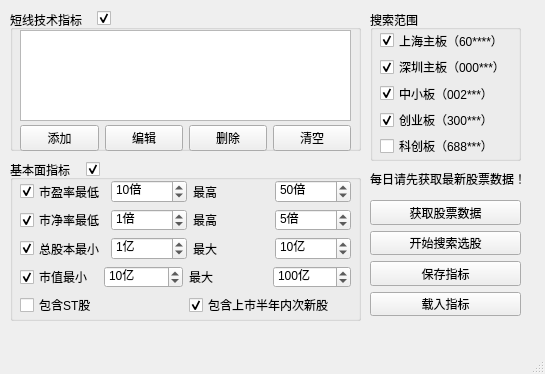
Old version of the form QtDesign/StockFinder.ui in the repository victor647/QuantumStockTrade.
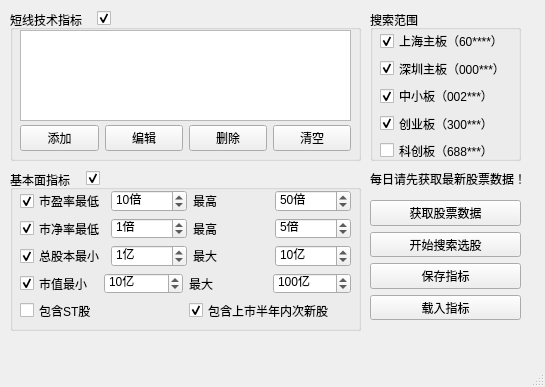
New version of the form.

Patch:
```diff
--- a/QtDesign/StockFinder.ui
+++ b/QtDesign/StockFinder.ui
@@ -7,7 +7,7 @@
     <x>0</x>
     <y>0</y>
     <width>545</width>
-    <height>374</height>
+    <height>387</height>
    </rect>
   </property>
   <property name="windowTitle">
@@ -38,7 +38,7 @@
        <x>10</x>
        <y>20</y>
        <width>135</width>
-       <height>126</height>
+       <height>131</height>
       </rect>
      </property>
      <property name="font">
@@ -140,7 +140,7 @@
       <x>10</x>
       <y>10</y>
       <width>351</width>
-      <height>141</height>
+      <height>151</height>
      </rect>
     </property>
     <property name="font">
@@ -168,7 +168,7 @@
        <x>10</x>
        <y>115</y>
        <width>331</width>
-       <height>26</height>
+       <height>27</height>
       </rect>
      </property>
      <layout class="QHBoxLayout" name="horizontalLayout">
@@ -207,7 +207,7 @@
     <property name="geometry">
      <rect>
       <x>10</x>
-      <y>160</y>
+      <y>170</y>
       <width>351</width>
       <height>161</height>
      </rect>
@@ -227,7 +227,7 @@
        <x>10</x>
        <y>20</y>
        <width>331</width>
-       <height>136</height>
+       <height>131</height>
       </rect>
      </property>
      <property name="font">
@@ -595,7 +595,7 @@
     <property name="geometry">
      <rect>
       <x>86</x>
-      <y>161</y>
+      <y>170</y>
       <width>21</width>
       <height>16</height>
      </rect>
@@ -619,7 +619,7 @@
       <x>370</x>
       <y>200</y>
       <width>151</width>
-      <height>116</height>
+      <height>120</height>
      </rect>
     </property>
     <layout class="QVBoxLayout" name="verticalLayout">
```
Left out of the diff: 2 changed lines with no effect on the pictures.
